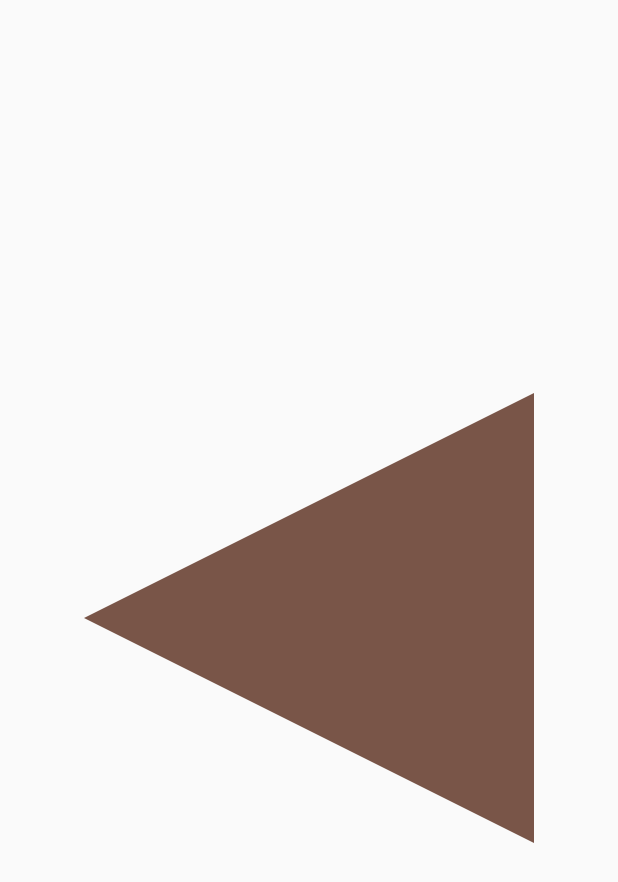
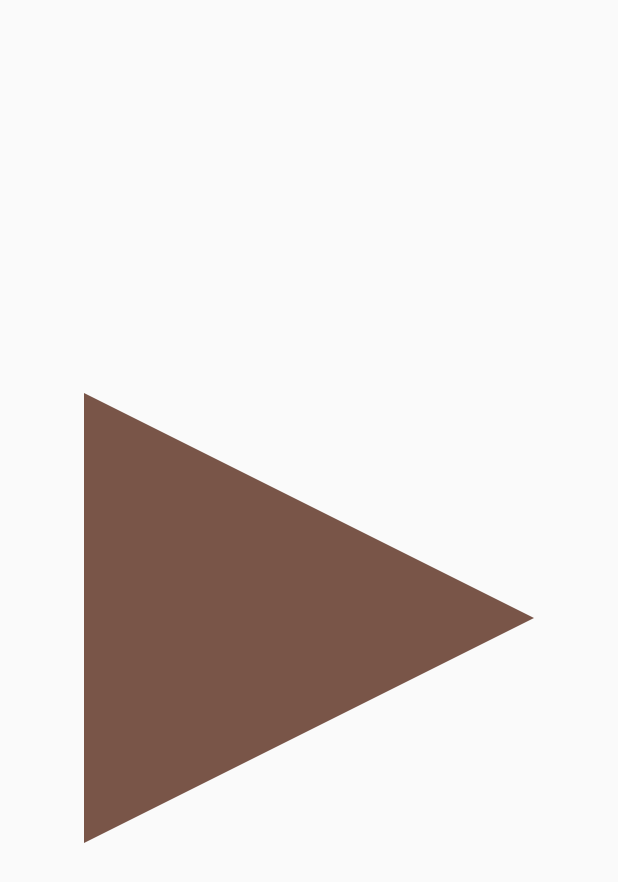
Before and after one commit to Mirzaazmath/flutter_clippath_clipper_example, a Flutter app: the screen it shows after launch, on a phone screen of 412 x 824 dp. Shown: the top 882 px of the screen. Run offline on Flutter 3.47's test engine with Material 2 defaults, Android fonts, the phone set to English and light mode, and no system bars.

Commit message:
seventh commit

```diff
--- a/lib/screens/clipperclass.dart
+++ b/lib/screens/clipperclass.dart
@@ -13,9 +13,10 @@ class MyClipper extends CustomClipper<Path>{
   Path getClip(Size size) {
 
    Path path= Path();
-  path.moveTo( 0,size.height/2);
-  path.lineTo(size.width, size.height);
-  path.lineTo(size.width, 0);
+   path.lineTo(0, 0);
+   path.lineTo(0, size.height);
+   path.lineTo(size.width, size.height/2);
+
    path.close();
    return path;
   }
```
Also changed, not shown: assets/result.png.
